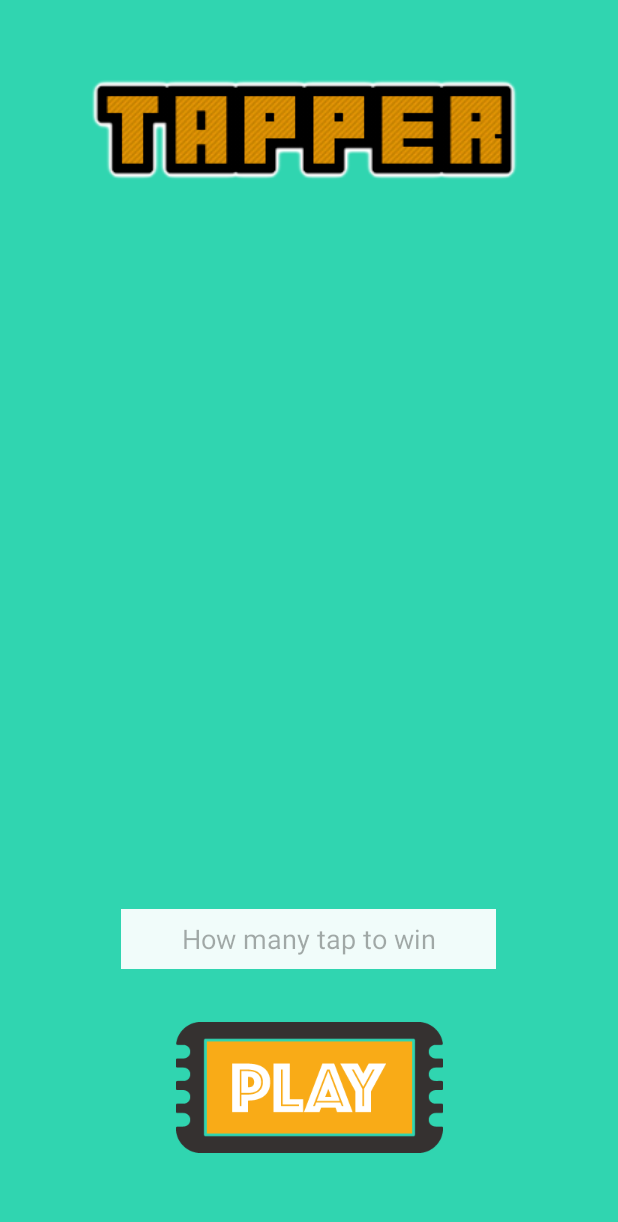
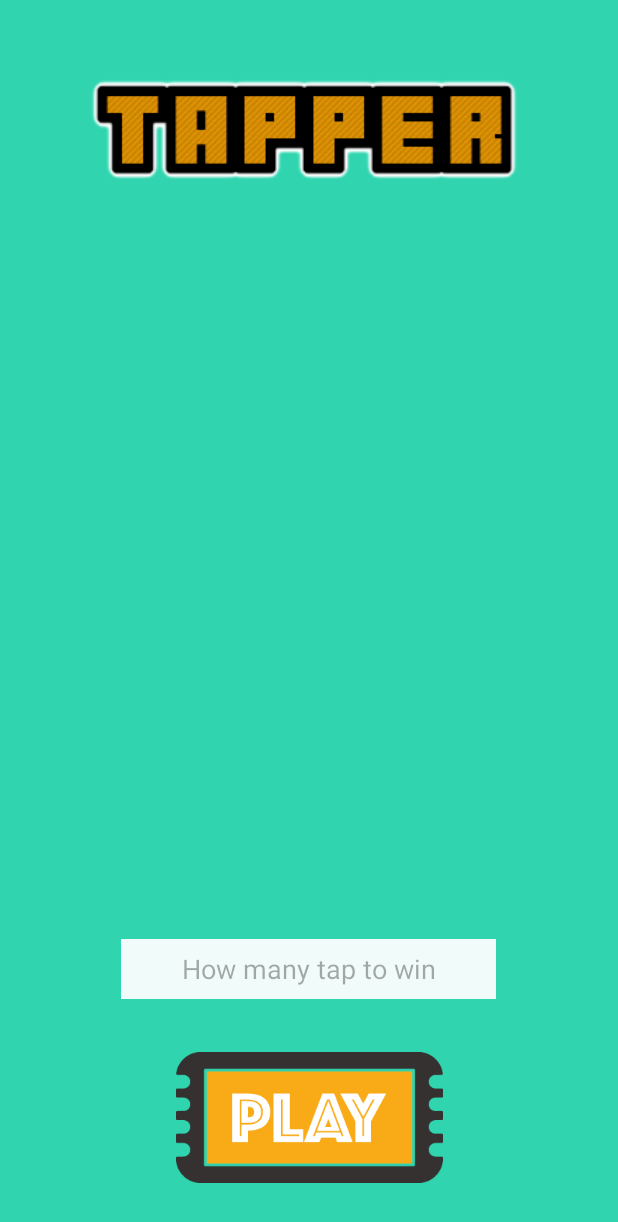
Before and after one commit to ntineloveu/ApplicationWork3, an Android app: the screen it shows after launch (MainActivity), on a phone screen of 412 x 824 dp. Shown: the top 1222 px of the screen. Run offline under Robolectric (Android 15) with nearby library versions, the phone set to English and light mode, and no system bars.

Commit message:
final commit

```diff
--- a/app/src/main/res/layout/activity_main.xml
+++ b/app/src/main/res/layout/activity_main.xml
@@ -15,30 +15,31 @@
         android:layout_width="350dp"
         android:layout_height="wrap_content" />
 
-    <View
+    <RelativeLayout
+        android:layout_width="match_parent"
+        android:layout_height="0dp"
         android:layout_weight="1"
-        android:layout_width="match_parent"
-        android:layout_height="0dp">
+        android:paddingBottom="30dp">
 
-    </View>
+        <EditText
+            android:id="@+id/editTxtInput"
+            android:layout_centerHorizontal="true"
+            android:layout_alignParentBottom="true"
+            android:layout_width="250dp"
+            android:layout_height="40dp"
+            android:background="@color/colorWhite"
+            android:gravity="center"
+            android:hint="@string/edittxt_hint"
+            android:inputType="number"
+            android:textColor="@color/colorBlack"
+            android:textColorHint="@color/colorHint" />
 
-    <EditText
-        android:layout_gravity="center"
-        android:id="@+id/editTxtInput"
-        android:background="@color/colorWhite"
-        android:layout_marginBottom="30dp"
-        android:hint="@string/edittxt_hint"
-        android:inputType="number"
-        android:textColorHint="@color/colorHint"
-        android:textColor="@color/colorBlack"
-        android:gravity="center"
-        android:layout_width="250dp"
-        android:layout_height="40dp" />
+    </RelativeLayout>
 
     <ImageButton
         android:layout_gravity="center"
         android:id="@+id/btnPlay"
-        android:layout_marginBottom="50dp"
+        android:layout_marginBottom="30dp"
         android:scaleType="centerInside"
         android:src="@drawable/selector_btn_play_default"
         android:adjustViewBounds="true"
```
